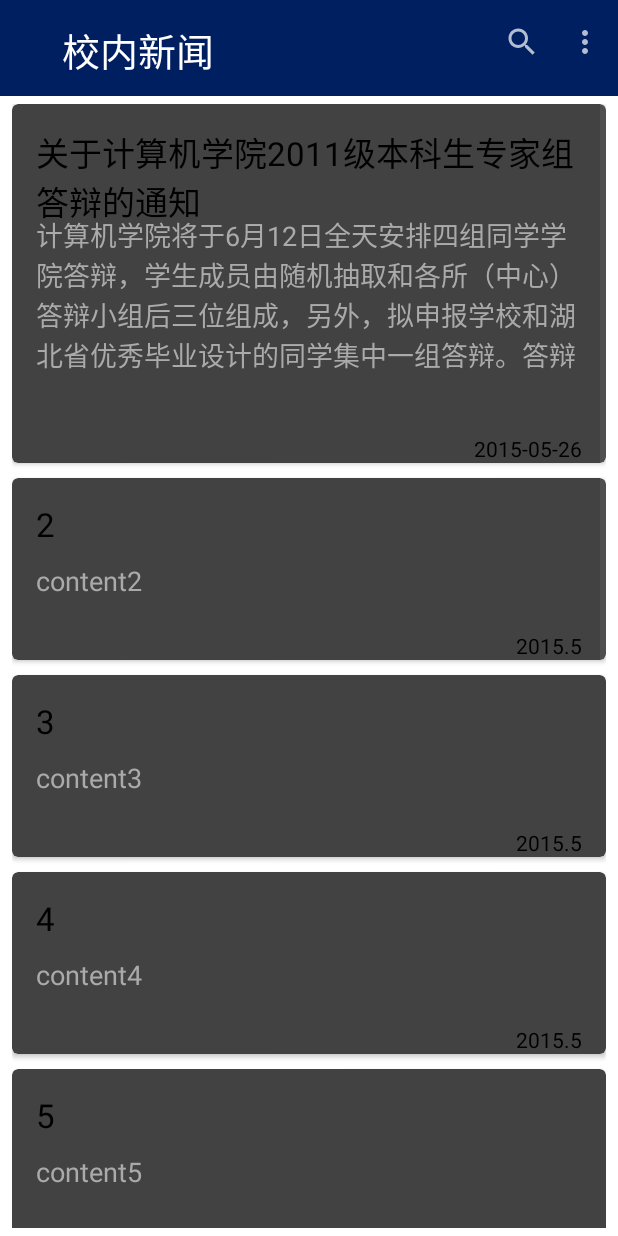
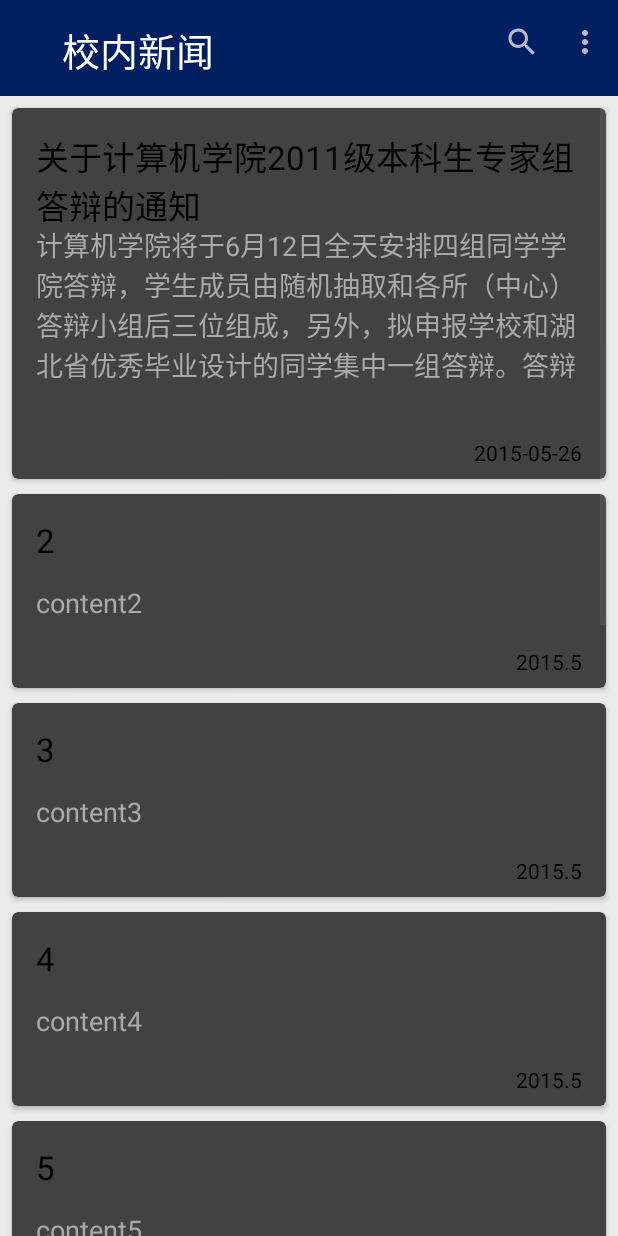
Before and after one commit to JDLINLC/-, an Android app: the SecondActivity screen opened directly, with no data from a screen before it, on a phone screen of 412 x 824 dp. Run offline under Robolectric (Android 15) with nearby library versions, the phone set to English and light mode, and no system bars.

Commit message:
fix news act ui detail

```diff
--- a/app/src/main/res/layout/activity_second.xml
+++ b/app/src/main/res/layout/activity_second.xml
@@ -27,15 +27,16 @@
         android:layout_width="wrap_content"
         android:layout_height="fill_parent"
         android:layout_below="@+id/toolbar"
-        android:columnWidth="150dp"
+        android:clipChildren="false"
+        android:clipToPadding="false"
         android:gravity="center"
         android:horizontalSpacing="10dp"
         android:minWidth="150dp"
         android:numColumns="1"
-        android:paddingBottom="5dp"
+        android:paddingBottom="8dp"
         android:paddingLeft="8dp"
         android:paddingRight="8dp"
-        android:paddingTop="5dp"
+        android:paddingTop="8dp"
         android:stretchMode="columnWidth"
         android:verticalSpacing="10dp" />
 
--- a/app/src/main/res/layout/item_news.xml
+++ b/app/src/main/res/layout/item_news.xml
@@ -47,6 +47,7 @@
             android:layout_alignParentStart="true"
             android:layout_below="@id/news_text_content"
             android:gravity="right"
+            android:paddingBottom="8dp"
             android:paddingLeft="16dp"
             android:paddingRight="16dp"
             android:paddingTop="16dp"
--- /dev/null
+++ b/app/src/main/res/values/color.xml
@@ -0,0 +1,5 @@
+<?xml version="1.0" encoding="utf-8"?>
+<resources>
+    <color name="windowsBackground">#ffebebeb</color>
+
+</resources>
--- a/app/src/main/res/values/styles.xml
+++ b/app/src/main/res/values/styles.xml
@@ -3,7 +3,7 @@
     <style name="AppTheme" parent="Theme.AppCompat.NoActionBar">
         <item name="colorPrimaryDark">#ff001747</item>
         <item name="colorPrimary">#001f60</item>
-        <item name="android:windowBackground">@android:color/background_light</item>
+        <item name="android:windowBackground">@color/windowsBackground</item>
     </style>
 
 </resources>
```
